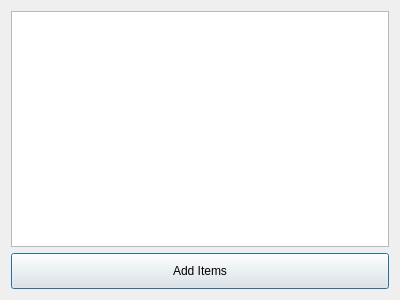
Old version of the form src/Pretzel/ui/dialogs/additemsdialog/additemsdialog.ui in the repository iwoithe/Pretzel.
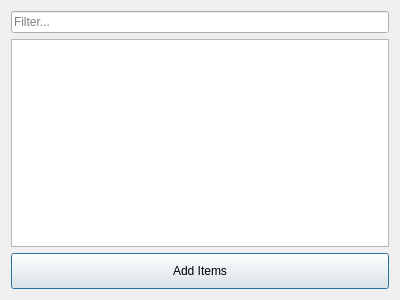
New version of the form.

Commit message: Various fixes on the dialogs

Patch:
```diff
--- a/src/Pretzel/ui/dialogs/additemsdialog/additemsdialog.ui
+++ b/src/Pretzel/ui/dialogs/additemsdialog/additemsdialog.ui
@@ -14,6 +14,13 @@
    <string>Add Items</string>
   </property>
   <layout class="QVBoxLayout" name="verticalLayout">
+   <item>
+    <widget class="QLineEdit" name="filter_entry">
+     <property name="placeholderText">
+      <string>Filter...</string>
+     </property>
+    </widget>
+   </item>
    <item>
     <widget class="QListView" name="items_list">
      <property name="selectionMode">
```
The commit also changes 1 other file.
